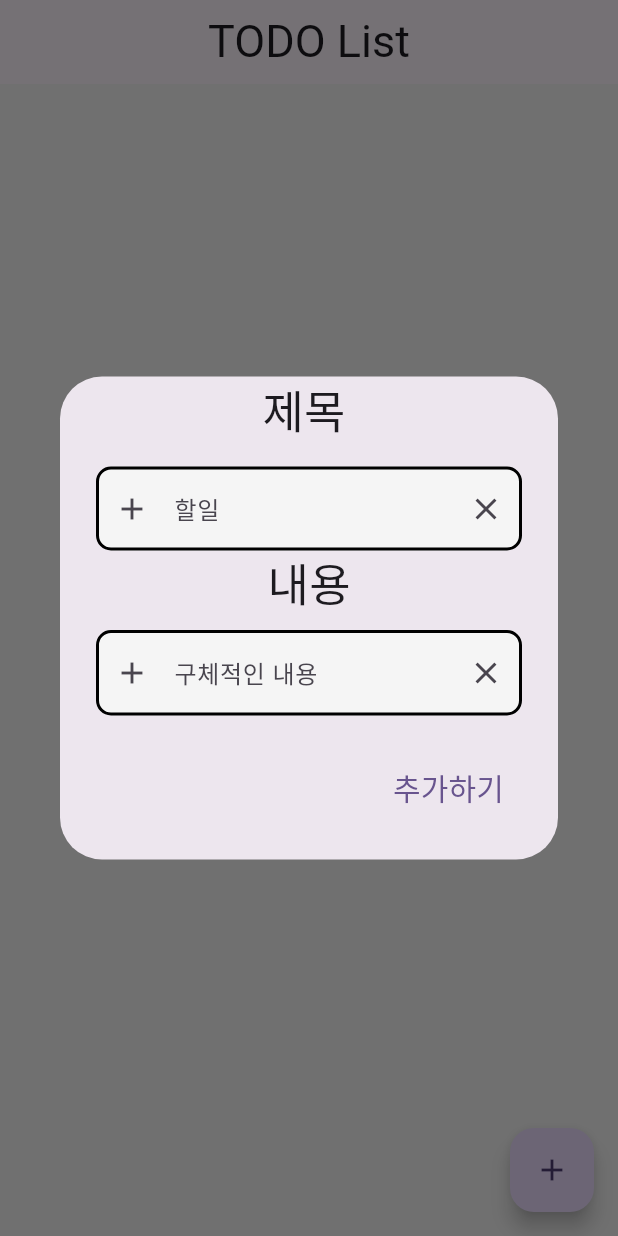
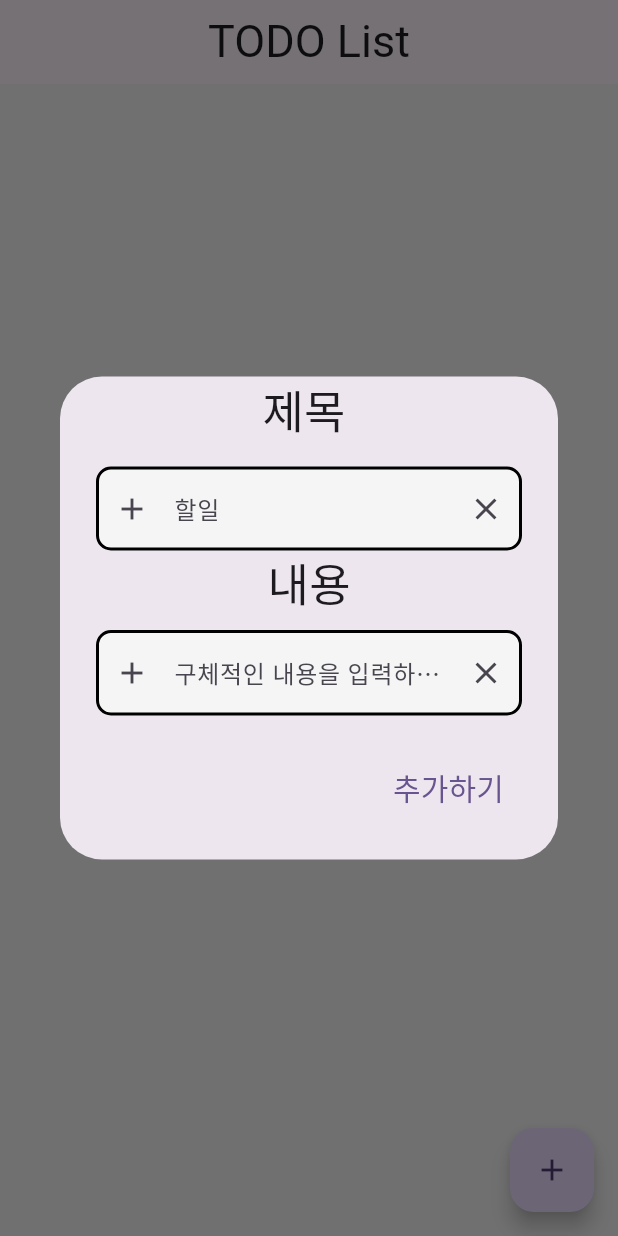
Before and after one commit to FABLOFABLO/chltmddn29-TODO, a Flutter app: the screen it shows after launch, after a tap on the "add" icon, on a phone screen of 412 x 824 dp. Run offline on Flutter 3.47's test engine with Material 3 defaults, Android fonts, the phone set to English and light mode, and no system bars.

Commit message:
Update todo.dart
hintText 넣기

```diff
--- a/lib/todo/todo.dart
+++ b/lib/todo/todo.dart
@@ -64,7 +64,7 @@ class _TodoState extends State<Todo> {
                         child: TextField(
                           controller: textEditingController2,
                           decoration: InputDecoration(
-                            hintText: '구체적인 내용',
+                            hintText: '구체적인 내용을 입력하세요',
                             filled: true,
                             fillColor: Color(0xffF5F5F5),
                             prefixIcon: Icon(Icons.add),
```
